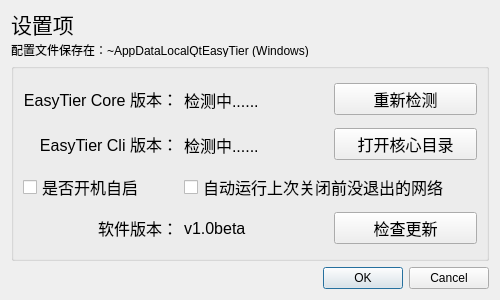
The window that Qt_UI/setting.ui (myqfeng/qt-easy-tier) describes before a commit, drawn with Qt 5.
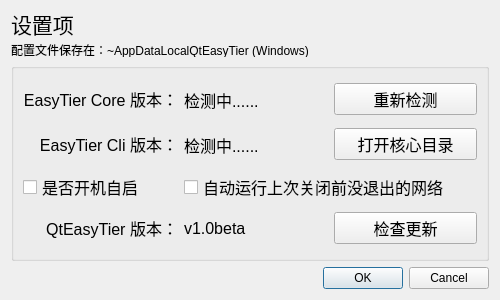
The same window after the commit. Icons and pictures are not drawn.

The edit to the form file:
```diff
--- a/Qt_UI/setting.ui
+++ b/Qt_UI/setting.ui
@@ -105,7 +105,7 @@
       <item row="5" column="0">
        <widget class="QLabel" name="label_4">
         <property name="text">
-         <string>&lt;html&gt;&lt;head/&gt;&lt;body&gt;&lt;p align=&quot;right&quot;&gt;软件版本：&lt;/p&gt;&lt;/body&gt;&lt;/html&gt;</string>
+         <string>&lt;html&gt;&lt;head/&gt;&lt;body&gt;&lt;p align=&quot;right&quot;&gt;QtEasyTier 版本：&lt;/p&gt;&lt;/body&gt;&lt;/html&gt;</string>
         </property>
        </widget>
       </item>
```
Left out of the diff: 2 changed lines with no effect on the pictures.
